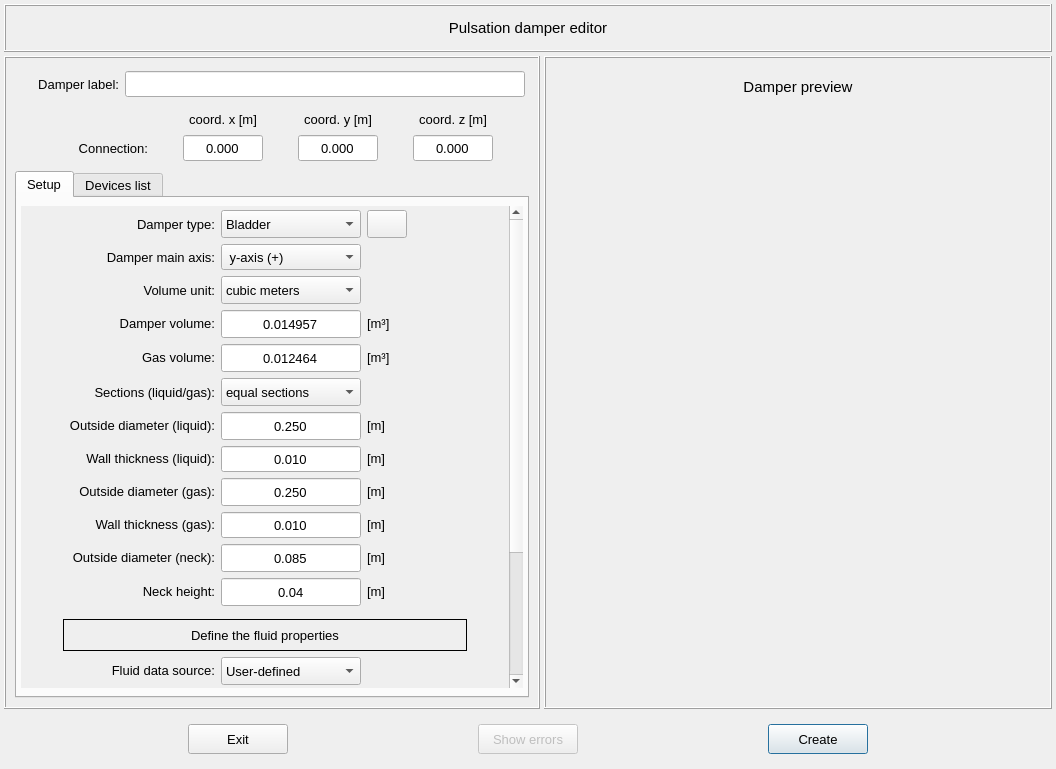
Above: pulse/interface/data/ui_files/model/editor/pulsation_damper_editor_inputs.ui from open-pulse/OpenPulse before the change. Below: the same form after it.
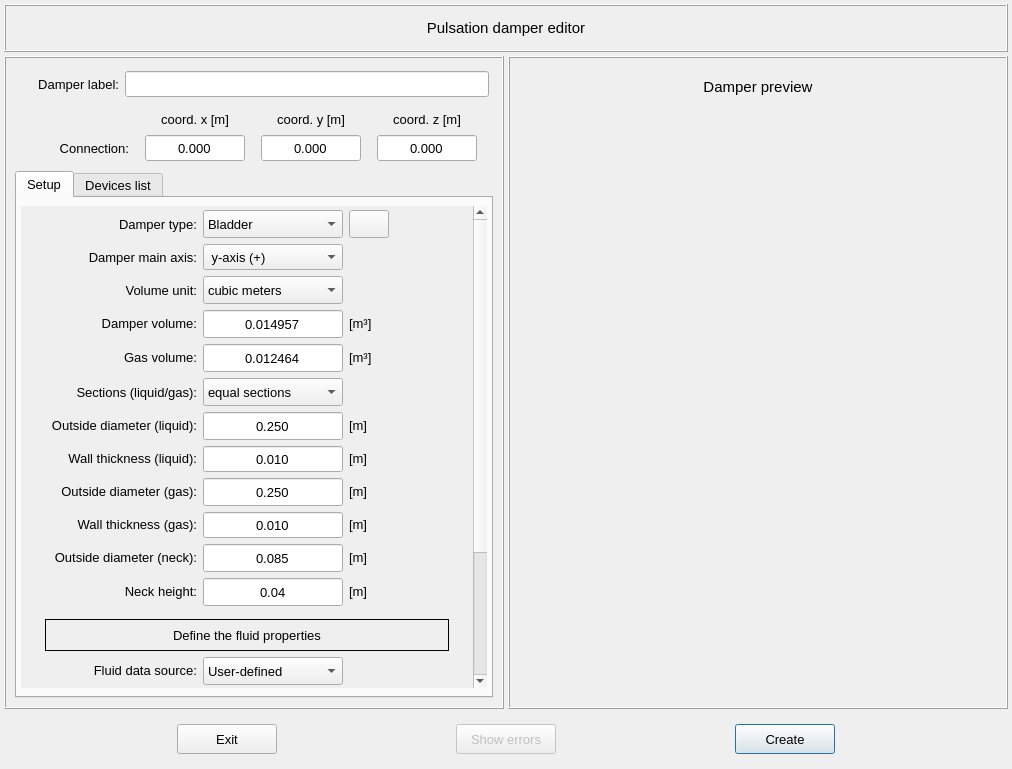
That is the form after the change. Icons and pictures are not drawn.

Commit message: Disable the node selection while configuring a pulsation damper

What changed in the file:
```diff
--- a/pulse/interface/data/ui_files/model/editor/pulsation_damper_editor_inputs.ui
+++ b/pulse/interface/data/ui_files/model/editor/pulsation_damper_editor_inputs.ui
@@ -6,7 +6,7 @@
    <rect>
     <x>0</x>
     <y>0</y>
-    <width>1056</width>
+    <width>1012</width>
     <height>769</height>
    </rect>
   </property>
@@ -143,7 +143,7 @@
                  <rect>
                   <x>0</x>
                   <y>0</y>
-                  <width>491</width>
+                  <width>447</width>
                   <height>658</height>
                  </rect>
                 </property>
@@ -2604,7 +2604,7 @@
            </property>
            <property name="maximumSize">
             <size>
-             <width>80</width>
+             <width>100</width>
              <height>20</height>
             </size>
            </property>
@@ -2625,13 +2625,13 @@
           <widget class="QLineEdit" name="lineEdit_connecting_coord_y">
            <property name="minimumSize">
             <size>
-             <width>80</width>
+             <width>100</width>
              <height>26</height>
             </size>
            </property>
            <property name="maximumSize">
             <size>
-             <width>80</width>
+             <width>100</width>
              <height>26</height>
             </size>
            </property>
@@ -2652,13 +2652,13 @@
           <widget class="QLineEdit" name="lineEdit_connecting_coord_z">
            <property name="minimumSize">
             <size>
-             <width>80</width>
+             <width>100</width>
              <height>26</height>
             </size>
            </property>
            <property name="maximumSize">
             <size>
-             <width>80</width>
+             <width>100</width>
              <height>26</height>
             </size>
            </property>
@@ -2685,7 +2685,7 @@
            </property>
            <property name="maximumSize">
             <size>
-             <width>80</width>
+             <width>100</width>
              <height>20</height>
             </size>
            </property>
@@ -2739,7 +2739,7 @@
            </property>
            <property name="maximumSize">
             <size>
-             <width>80</width>
+             <width>100</width>
              <height>20</height>
             </size>
            </property>
@@ -2760,13 +2760,13 @@
           <widget class="QLineEdit" name="lineEdit_connecting_coord_x">
            <property name="minimumSize">
             <size>
-             <width>80</width>
+             <width>100</width>
              <height>26</height>
             </size>
            </property>
            <property name="maximumSize">
             <size>
-             <width>80</width>
+             <width>100</width>
              <height>26</height>
             </size>
            </property>
```
The commit also changes 2 other files.
